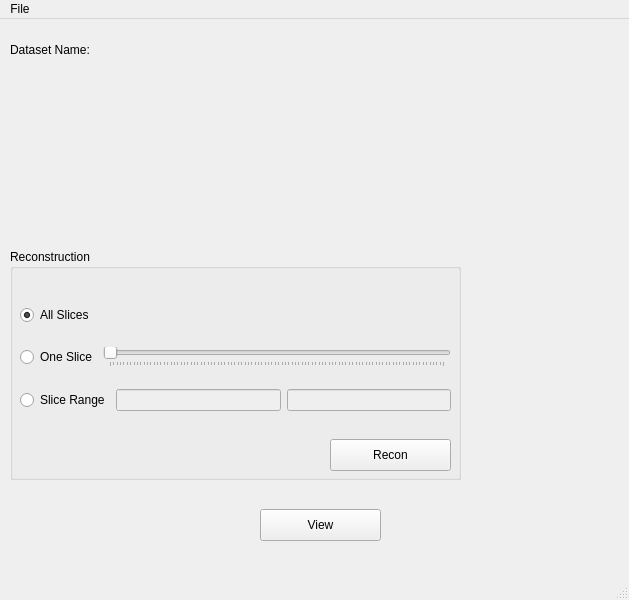
Old version of the form xni/ui/mainwindow.ui in the repository hyounggyu/xni.
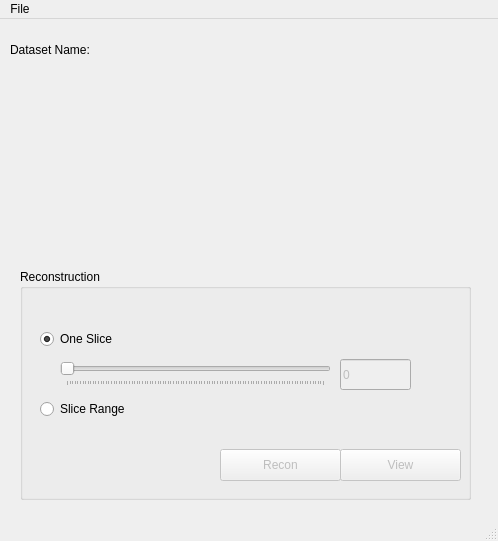
New version of the form.

Commit message:
Recon one slice
- Separate ImageViewWindow from Dataset class
- sync? async?

Patch:
```diff
--- a/xni/ui/mainwindow.ui
+++ b/xni/ui/mainwindow.ui
@@ -9,8 +9,8 @@
    <rect>
     <x>0</x>
     <y>0</y>
-    <width>629</width>
-    <height>600</height>
+    <width>498</width>
+    <height>541</height>
    </rect>
   </property>
   <property name="windowTitle">
@@ -20,8 +20,8 @@
    <widget class="QGroupBox" name="groupBox">
     <property name="geometry">
      <rect>
-      <x>10</x>
-      <y>230</y>
+      <x>20</x>
+      <y>250</y>
       <width>451</width>
       <height>231</height>
      </rect>
@@ -29,11 +29,14 @@
     <property name="title">
      <string>Reconstruction</string>
     </property>
-    <widget class="QPushButton" name="reconButton">
+    <widget class="QPushButton" name="reconrunButton">
+     <property name="enabled">
+      <bool>false</bool>
+     </property>
      <property name="geometry">
       <rect>
-       <x>320</x>
-       <y>190</y>
+       <x>200</x>
+       <y>180</y>
        <width>121</width>
        <height>32</height>
       </rect>
@@ -42,18 +45,15 @@
       <string>Recon</string>
      </property>
     </widget>
-    <widget class="QWidget" name="verticalLayoutWidget">
+    <widget class="QRadioButton" name="allsliceRadioButton">
      <property name="geometry">
       <rect>
-       <x>10</x>
-       <y>40</y>
-       <width>431</width>
-       <height>141</height>
+       <x>20</x>
+       <y>130</y>
+       <width>101</width>
+       <height>20</height>
       </rect>
      </property>
-     <layout class="QVBoxLayout" name="verticalLayout">
-      <item>
-       <widget class="QRadioButton" name="radioButton">
         <property name="baseSize">
          <size>
           <width>0</width>
@@ -61,26 +61,39 @@
          </size>
         </property>
         <property name="text">
-         <string>All Slices</string>
+      <string>Slice Range</string>
         </property>
         <property name="checked">
-         <bool>true</bool>
-        </property>
-       </widget>
-      </item>
-      <item>
-       <layout class="QHBoxLayout" name="horizontalLayout">
-        <item>
-         <widget class="QRadioButton" name="radioButton_2">
+      <bool>false</bool>
+     </property>
+    </widget>
+    <widget class="QRadioButton" name="onesliceRadioButton">
+     <property name="geometry">
+      <rect>
+       <x>20</x>
+       <y>60</y>
+       <width>91</width>
+       <height>20</height>
+      </rect>
+     </property>
           <property name="text">
            <string>One Slice</string>
           </property>
-         </widget>
-        </item>
-        <item>
-         <widget class="QSlider" name="horizontalSlider">
+     <property name="checked">
+      <bool>true</bool>
+     </property>
+    </widget>
+    <widget class="QSlider" name="slicenumberSlider">
           <property name="enabled">
-           <bool>false</bool>
+      <bool>true</bool>
+     </property>
+     <property name="geometry">
+      <rect>
+       <x>40</x>
+       <y>90</y>
+       <width>271</width>
+       <height>27</height>
+      </rect>
           </property>
           <property name="orientation">
            <enum>Qt::Horizontal</enum>
@@ -89,45 +102,33 @@
            <enum>QSlider::TicksBelow</enum>
           </property>
          </widget>
-        </item>
-       </layout>
-      </item>
-      <item>
-       <layout class="QHBoxLayout" name="horizontalLayout_4">
-        <item>
-         <widget class="QRadioButton" name="radioButton_3">
+    <widget class="QLineEdit" name="slicenumberLineEdit">
+     <property name="enabled">
+      <bool>false</bool>
+     </property>
+     <property name="geometry">
+      <rect>
+       <x>320</x>
+       <y>90</y>
+       <width>71</width>
+       <height>31</height>
+      </rect>
+     </property>
           <property name="text">
-           <string>Slice Range</string>
-          </property>
-         </widget>
-        </item>
-        <item>
-         <widget class="QLineEdit" name="lineEdit">
-          <property name="enabled">
-           <bool>false</bool>
-          </property>
-         </widget>
-        </item>
-        <item>
-         <widget class="QLineEdit" name="lineEdit_2">
+      <string>0</string>
+     </property>
+     <property name="frame">
+      <bool>true</bool>
+     </property>
+    </widget>
+    <widget class="QPushButton" name="reconviewButton">
           <property name="enabled">
            <bool>false</bool>
           </property>
-         </widget>
-        </item>
-       </layout>
-      </item>
-     </layout>
-    </widget>
-    <zorder>reconButton</zorder>
-    <zorder>radioButton</zorder>
-    <zorder>verticalLayoutWidget</zorder>
-   </widget>
-   <widget class="QPushButton" name="viewButton">
     <property name="geometry">
      <rect>
-      <x>260</x>
-      <y>490</y>
+       <x>320</x>
+       <y>180</y>
       <width>121</width>
       <height>32</height>
      </rect>
@@ -136,6 +137,7 @@
      <string>View</string>
     </property>
    </widget>
+   </widget>
    <widget class="QLabel" name="label">
     <property name="geometry">
      <rect>
@@ -162,18 +164,13 @@
      <string/>
     </property>
    </widget>
-   <zorder>groupBox</zorder>
-   <zorder>viewButton</zorder>
-   <zorder>lineEdit_2</zorder>
-   <zorder>label</zorder>
-   <zorder>labelDatasetName</zorder>
   </widget>
   <widget class="QMenuBar" name="menubar">
    <property name="geometry">
     <rect>
      <x>0</x>
      <y>0</y>
-     <width>629</width>
+     <width>498</width>
      <height>22</height>
     </rect>
    </property>
```
Lines whose indentation alone changed are shown as unchanged. The commit also changes 4 other files.
